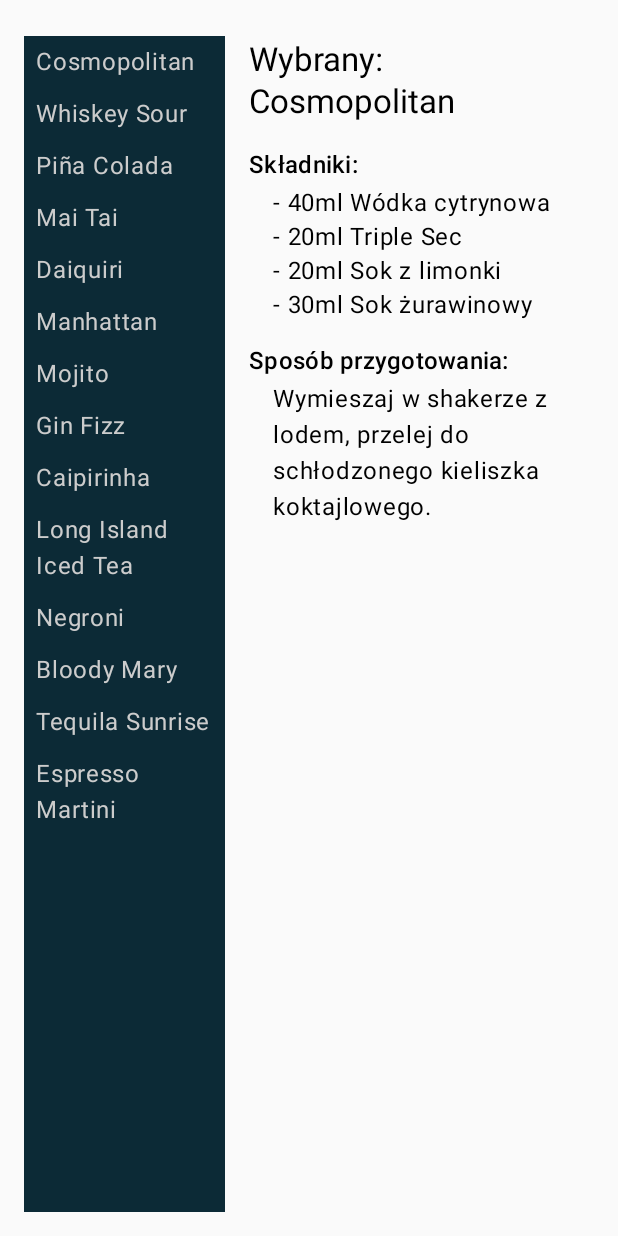
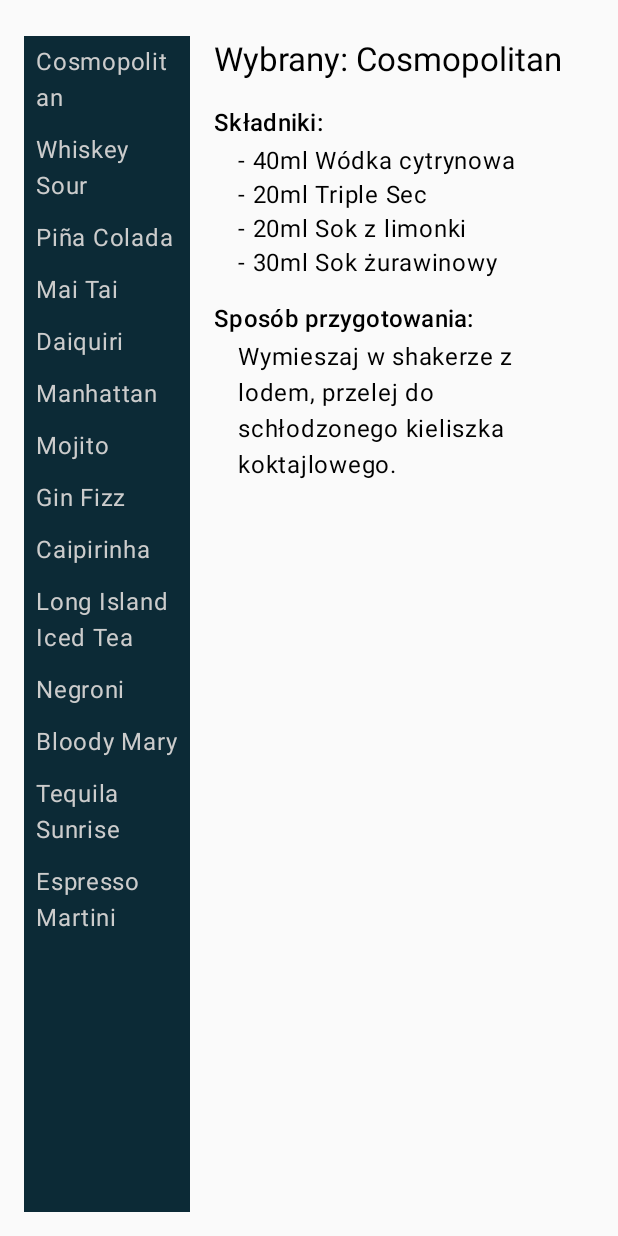
Before and after one commit to Kledzior/SpisKoktajli, an Android app built with Jetpack Compose: the screen it shows after launch (MainActivity), after a tap on "Przejdź do koktajli", on a phone screen of 412 x 824 dp. Run offline under Robolectric (Android 15) with nearby library versions, the phone set to English and light mode, and no system bars.

Commit message:
Dodano wsparcie tabletu

```diff
--- a/app/src/main/java/com/example/mobilecocktails/MainActivity.kt
+++ b/app/src/main/java/com/example/mobilecocktails/MainActivity.kt
@@ -59,7 +59,7 @@ fun SplashScreen(navController: NavController) {
         horizontalAlignment = Alignment.CenterHorizontally
     ) {
         Text(
-            text = "Witamy w aplikacji Mobile Cocktails! 🍹",
+            text = "Witamy w aplikacji Mobile Cocktails! \uD83C\uDF79 \uD83D\uDE0E",
             style = MaterialTheme.typography.headlineMedium
         )
 
@@ -149,9 +149,9 @@ fun CocktailListWithDetails() {
     ) {
         LazyColumn(
             modifier = Modifier
-                .fillMaxHeight()  // Wypełnia całą dostępną wysokość
-                .widthIn(max = 150.dp)  // Ogranicza szerokość lewej kolumny
-                .padding(end = 16.dp,top = 8.dp )  // Padding między kolumnami
+                .fillMaxHeight()
+                .weight(1f)
+                .padding(end = 16.dp,top = 8.dp )
                 .background(Color(0xFF0c2a36))
         ) {
             items(cocktails) { cocktail ->
@@ -171,7 +171,7 @@ fun CocktailListWithDetails() {
 
         Column(
             modifier = Modifier
-                .fillMaxHeight()
+                .weight(2f)
             .padding(top=10.dp)
         ) {
             val (ingredients, preparation) = cocktailsDetails[selectedCocktail] ?: Pair(emptyList(), "Brak danych")
--- a/gradle.properties
+++ b/gradle.properties
@@ -6,7 +6,7 @@
 # http://www.gradle.org/docs/current/userguide/build_environment.html
 # Specifies the JVM arguments used for the daemon process.
 # The setting is particularly useful for tweaking memory settings.
-org.gradle.jvmargs=-Xmx2048m -Dfile.encoding=UTF-8
+org.gradle.jvmargs=-Xmx8196m -Dfile.encoding=UTF-8
 # When configured, Gradle will run in incubating parallel mode.
 # This option should only be used with decoupled projects. For more details, visit
 # https://developer.android.com/r/tools/gradle-multi-project-decoupled-projects
--- a/gradle/libs.versions.toml
+++ b/gradle/libs.versions.toml
@@ -1,5 +1,5 @@
 [versions]
-agp = "8.10.0-alpha08"
+agp = "8.9.0"
 kotlin = "2.0.21"
 coreKtx = "1.15.0"
 junit = "4.13.2"
```
Also changed, not shown: build.gradle.kts (line endings or trailing spaces).
